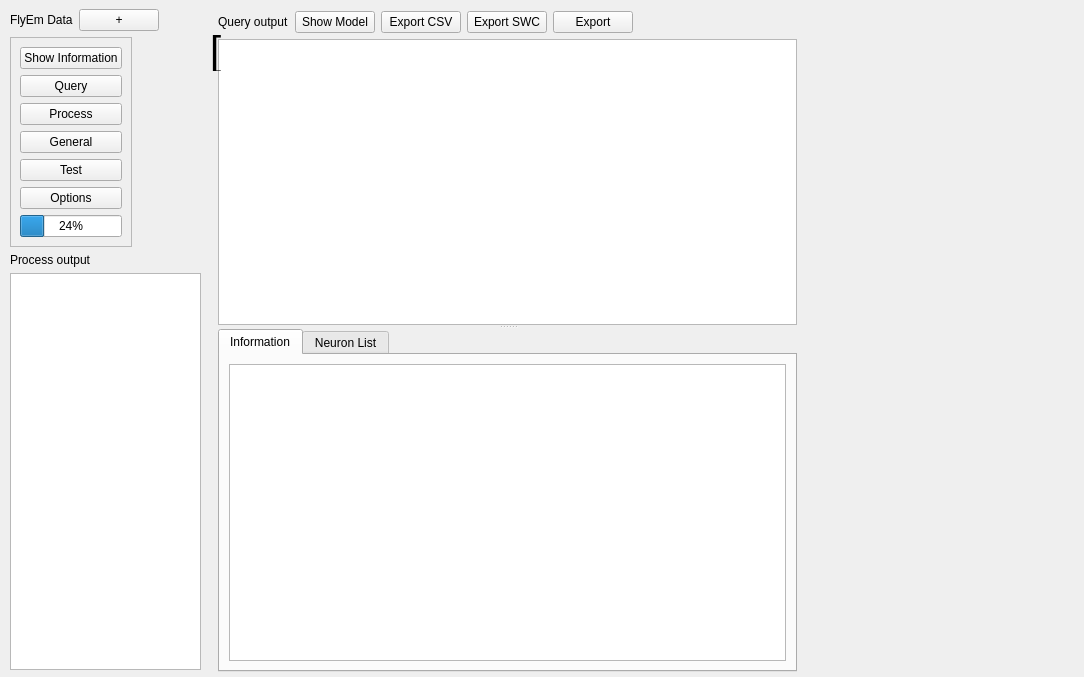
The window that neurolabi/gui/flyemdataform.ui (janelia-flyem/NeuTu) describes before a commit, drawn with Qt 5.
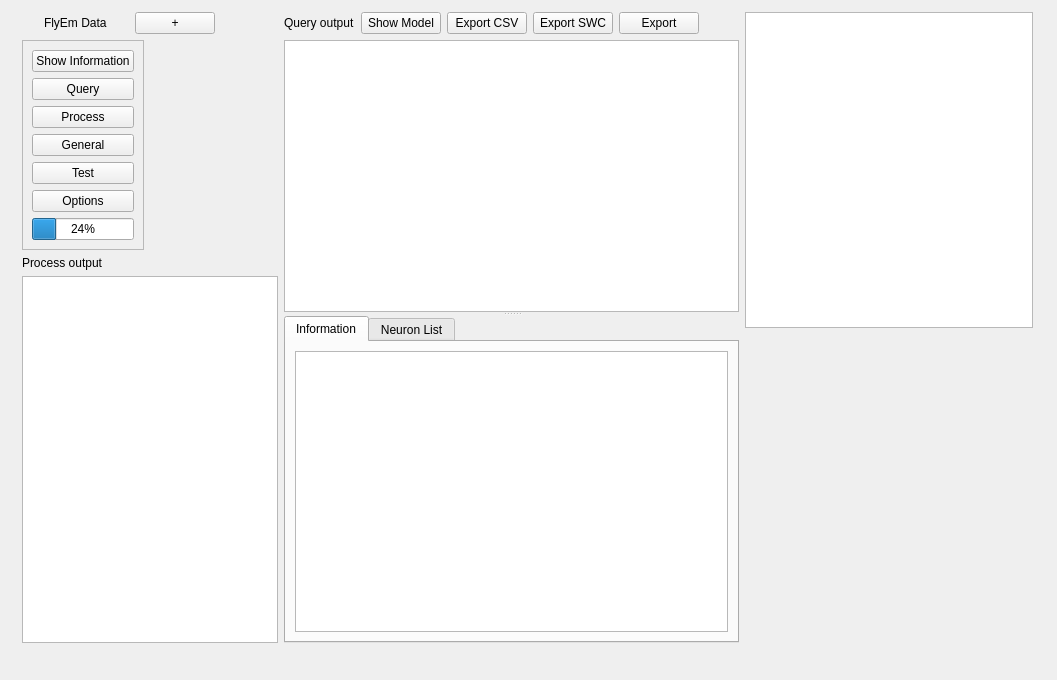
The same window after the commit. Custom widgets are drawn as their Qt base class.

Commit message: resizable flyem frame

Diff of the .ui file:
```diff
--- a/neurolabi/gui/flyemdataform.ui
+++ b/neurolabi/gui/flyemdataform.ui
@@ -6,8 +6,8 @@
    <rect>
     <x>0</x>
     <y>0</y>
-    <width>1084</width>
-    <height>677</height>
+    <width>1057</width>
+    <height>680</height>
    </rect>
   </property>
   <property name="sizePolicy">
@@ -22,12 +22,26 @@
   <widget class="QWidget" name="layoutWidget">
    <property name="geometry">
     <rect>
-     <x>10</x>
-     <y>9</y>
-     <width>191</width>
-     <height>661</height>
+     <x>12</x>
+     <y>2</y>
+     <width>1031</width>
+     <height>651</height>
     </rect>
    </property>
+   <layout class="QHBoxLayout" name="overallLayout">
+    <property name="leftMargin">
+     <number>10</number>
+    </property>
+    <property name="topMargin">
+     <number>10</number>
+    </property>
+    <property name="rightMargin">
+     <number>10</number>
+    </property>
+    <property name="bottomMargin">
+     <number>10</number>
+    </property>
+    <item>
    <layout class="QVBoxLayout" name="verticalLayout_3">
     <item>
      <layout class="QHBoxLayout" name="horizontalLayout">
@@ -177,16 +191,9 @@
      </widget>
     </item>
    </layout>
-  </widget>
+    </item>
+    <item>
   <widget class="QSplitter" name="splitter">
-   <property name="geometry">
-    <rect>
-     <x>218</x>
-     <y>11</y>
-     <width>579</width>
-     <height>661</height>
-    </rect>
-   </property>
    <property name="orientation">
     <enum>Qt::Vertical</enum>
    </property>
@@ -293,33 +300,28 @@
     </widget>
    </widget>
   </widget>
-  <widget class="QLabel" name="label_4">
-   <property name="geometry">
-    <rect>
-     <x>210</x>
-     <y>30</y>
-     <width>21</width>
-     <height>41</height>
-    </rect>
-   </property>
-   <property name="font">
-    <font>
-     <pointsize>30</pointsize>
-    </font>
-   </property>
-   <property name="text">
-    <string>[</string>
-   </property>
-  </widget>
-  <widget class="QWidget" name="thumnailContainer" native="true">
-   <property name="geometry">
-    <rect>
-     <x>820</x>
-     <y>10</y>
-     <width>211</width>
-     <height>171</height>
-    </rect>
-   </property>
+    </item>
+    <item>
+     <layout class="QVBoxLayout" name="verticalLayout_7">
+      <item>
+       <widget class="QGraphicsView" name="thumbnailView"/>
+      </item>
+      <item>
+       <spacer name="verticalSpacer">
+        <property name="orientation">
+         <enum>Qt::Vertical</enum>
+        </property>
+        <property name="sizeHint" stdset="0">
+         <size>
+          <width>20</width>
+          <height>40</height>
+         </size>
+        </property>
+       </spacer>
+      </item>
+     </layout>
+    </item>
+   </layout>
   </widget>
  </widget>
  <customwidgets>
```
Lines whose indentation alone changed are shown as unchanged. The commit also changes 1 other file.
